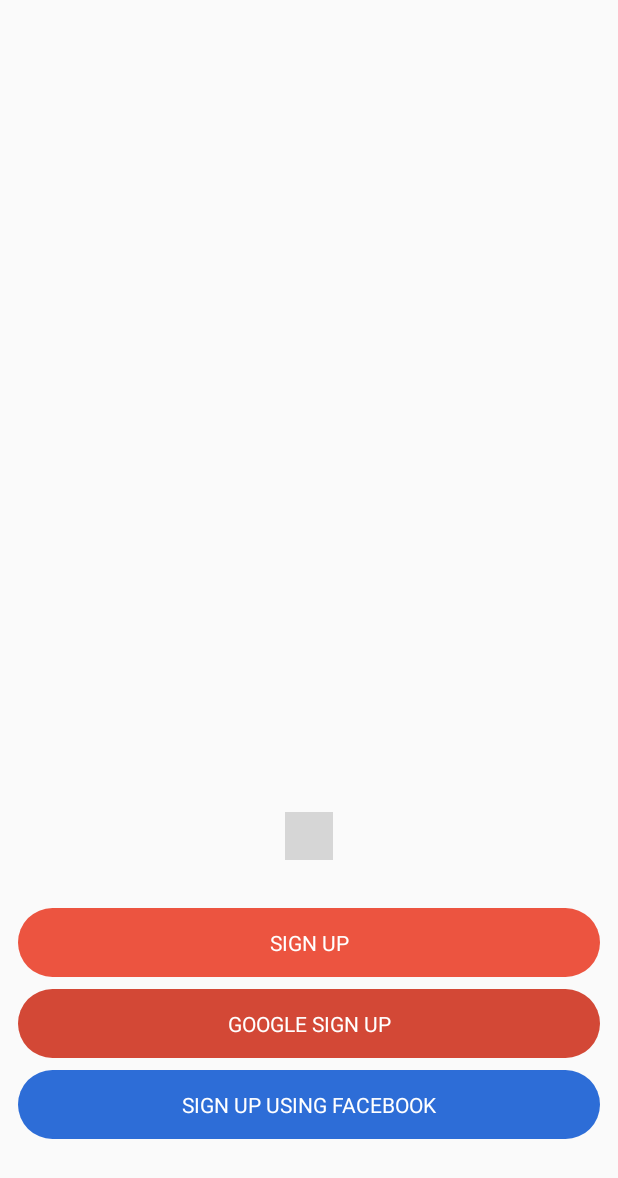
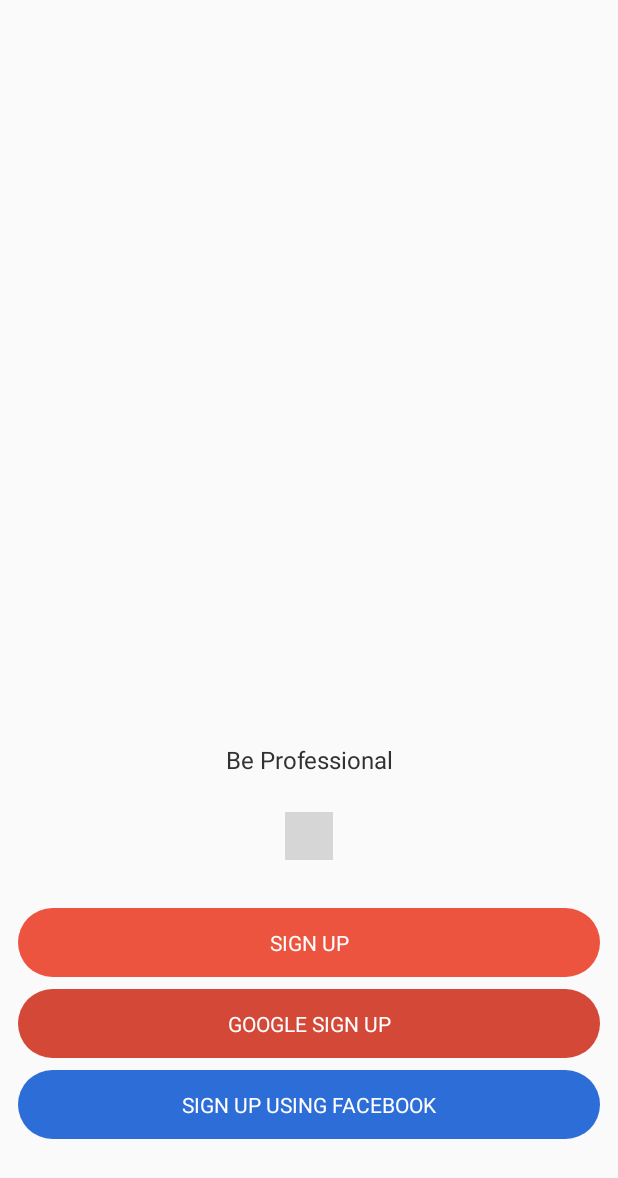
Before and after one commit to indraAsLesmana/ActLikePro, an Android app: the SplashActivity screen opened directly, with no data from a screen before it, on a phone screen of 412 x 824 dp. Shown: the top 1178 px of the screen. Run offline under Robolectric (Android 15) with nearby library versions, the phone set to English and light mode, and no system bars; libraries missing offline, so code that uses them is left out: com.facebook, com.viewpagerindicator; plain views replace IconPageIndicator, LoginButton; pictures from the network do not load; 5 statements that could not run were skipped; grey boxes are pictures that could not be loaded.

Commit message:
add view pager view

```diff
--- a/app/src/main/java/com/tutor93/indraaguslesmana/actlikepro/activity/SplashActivity.java
+++ b/app/src/main/java/com/tutor93/indraaguslesmana/actlikepro/activity/SplashActivity.java
@@ -4,12 +4,16 @@ import android.app.Activity;
 import android.content.Intent;
 import android.os.Bundle;
 import android.support.annotation.Nullable;
+import android.support.v4.view.PagerAdapter;
+import android.support.v4.view.ViewPager;
 import android.support.v7.app.AppCompatActivity;
 import android.view.View;
 
 import com.facebook.FacebookSdk;
 import com.tutor93.indraaguslesmana.actlikepro.R;
+import com.tutor93.indraaguslesmana.actlikepro.adapter.SplashPagerAdapter;
 import com.tutor93.indraaguslesmana.actlikepro.utility.Helpers;
+import com.viewpagerindicator.PageIndicator;
 
 /**
  * Created by indraaguslesmana on 11/22/16.
@@ -30,9 +34,42 @@ public class SplashActivity extends AppCompatActivity{
         FacebookSdk.sdkInitialize(getApplicationContext());
         setContentView(R.layout.activity_splash);
 
+        SplashPagerAdapter pagerAdapter = new SplashPagerAdapter(getSupportFragmentManager());
+
         View root = findViewById(android.R.id.content);
+        ViewPager viewPager = (ViewPager)findViewById(R.id.splash_viewpager);
+        PageIndicator pageIndicator = (PageIndicator)findViewById(R.id.splash_viewpager_indicator);
 
+        if(viewPager != null) {
+            viewPager.setPageTransformer(false, new ViewPager.PageTransformer() {
+                @Override
+                public void transformPage(View page, float position) {
+                    float alpha;
+
+                    if(position <= -1.0f || position >= 1.0f) {
+                        alpha = 0.0f;
+                    }
+                    else if( position == 0.0f ) {
+                        alpha = 1.0f;
+                    }
+                    else {
+                        alpha = 1.0f - Math.abs(position);
+                    }
+
+                    page.setAlpha(alpha);
+                }
+            });
+            viewPager.setAdapter(pagerAdapter);
+            viewPager.setClipToPadding(false);
+            viewPager.setOffscreenPageLimit(pagerAdapter.getCount());
+        }
+
+        if(pageIndicator != null) {
+            pageIndicator.setViewPager(viewPager);
+        }
 
         Helpers.useBackground(root, true);
     }
+
+
 }
--- /dev/null
+++ b/app/src/main/java/com/tutor93/indraaguslesmana/actlikepro/adapter/SplashPagerAdapter.java
@@ -0,0 +1,112 @@
+package com.tutor93.indraaguslesmana.actlikepro.adapter;
+
+import android.os.Bundle;
+import android.support.annotation.Nullable;
+import android.support.v4.app.Fragment;
+import android.support.v4.app.FragmentManager;
+import android.support.v4.app.FragmentPagerAdapter;
+import android.view.LayoutInflater;
+import android.view.View;
+import android.view.ViewGroup;
+import android.widget.ImageView;
+import android.widget.TextView;
+
+import com.bumptech.glide.Glide;
+import com.tutor93.indraaguslesmana.actlikepro.R;
+import com.viewpagerindicator.IconPagerAdapter;
+
+/**
+ * Created by indraaguslesmana on 11/23/16.
+ */
+
+public class SplashPagerAdapter extends FragmentPagerAdapter implements IconPagerAdapter {
+    private final int[] CONTENT = {
+            R.drawable.img_intro1,
+            R.drawable.img_intro2,
+            R.drawable.img_intro3,
+            R.drawable.img_intro4
+    };
+
+    private final int[] CONTENT_STRING = {
+            R.string.be_profesional,
+            R.string.get_ajob,
+            R.string.one_stepahead,
+            R.string.weekend
+    };
+
+    private final int CONTENT_COUNT = CONTENT.length;
+
+    public SplashPagerAdapter(FragmentManager fm) {
+        super(fm);
+    }
+
+    @Override
+    public Fragment getItem(int position) {
+        return PagerFragment.newInstance(CONTENT[position], CONTENT_STRING[position]);
+    }
+
+    @Override
+    public int getIconResId(int index) {
+        return R.drawable.selector_view_pager_indicator;
+    }
+
+    @Override
+    public int getCount() {
+        return CONTENT_COUNT;
+    }
+
+    /**
+     * Helper fragment inner class to create pager page
+     */
+    public static class PagerFragment extends Fragment {
+        private static final String BUNDLE_RES_IMAGE = "PagerFragment:mResImage";
+        private static final String BUNDLE_RES_STRING = "PagerFragment:mResString";
+
+        private int mResImage = 0;
+        private int mResString = 0;
+
+        public static PagerFragment newInstance(int resImage, int resString) {
+            PagerFragment fragment = new PagerFragment();
+            fragment.mResImage = resImage;
+            fragment.mResString = resString;
+            return fragment;
+        }
+
+        @Override
+        public void onCreate(@Nullable Bundle savedInstanceState) {
+            super.onCreate(savedInstanceState);
+            if (savedInstanceState != null) {
+                if (savedInstanceState.containsKey(BUNDLE_RES_IMAGE)) {
+                    mResImage = savedInstanceState.getInt(BUNDLE_RES_IMAGE);
+                }
+                if (savedInstanceState.containsKey(BUNDLE_RES_STRING)) {
+                    mResString = savedInstanceState.getInt(BUNDLE_RES_STRING);
+                }
+            }
+        }
+
+        @Override
+        public void onSaveInstanceState(Bundle outState) {
+            super.onSaveInstanceState(outState);
+            outState.putInt(BUNDLE_RES_IMAGE, mResImage);
+            outState.putInt(BUNDLE_RES_STRING, mResString);
+        }
+
+        @Override
+        public View onCreateView(LayoutInflater inflater, ViewGroup container, Bundle savedInstanceState) {
+            View view = inflater.inflate(R.layout.splash_viewpager_page, null);
+            ImageView image = (ImageView) view.findViewById(R.id.splash_viewpager_page_image);
+            TextView text = (TextView) view.findViewById(R.id.splash_viewpager_page_text);
+
+            if (mResImage > 0){
+                Glide.with(this).load(mResImage).crossFade().fitCenter().into(image);
+            }
+            if (mResString > 0){
+                text.setText(mResString);
+            }
+            return view;
+        }
+    }
+
+
+}
--- /dev/null
+++ b/app/src/main/res/drawable/selector_view_pager_indicator.xml
@@ -0,0 +1,6 @@
+<?xml version="1.0" encoding="utf-8"?>
+
+<selector xmlns:android="http://schemas.android.com/apk/res/android">
+    <item android:state_selected="true" android:drawable="@drawable/shape_splash_view_pager_indicator_active" />
+    <item android:drawable="@drawable/shape_splash_view_pager_indicator_inactive" />
+</selector>
--- /dev/null
+++ b/app/src/main/res/drawable/selector_view_pager_indicator_white.xml
@@ -0,0 +1,6 @@
+<?xml version="1.0" encoding="utf-8"?>
+
+<selector xmlns:android="http://schemas.android.com/apk/res/android">
+    <item android:state_selected="true" android:drawable="@drawable/shape_white_view_pager_indicator_active" />
+    <item android:drawable="@drawable/shape_white_view_pager_indicator_inactive" />
+</selector>
--- /dev/null
+++ b/app/src/main/res/drawable/shape_splash_view_pager_indicator_active.xml
@@ -0,0 +1,7 @@
+<?xml version="1.0" encoding="utf-8"?>
+<shape xmlns:android="http://schemas.android.com/apk/res/android" android:shape="oval">
+    <solid android:color="@color/color_secondary"/>
+
+    <size android:width="@dimen/splash_viewpager_indicator_size"
+          android:height="@dimen/splash_viewpager_indicator_size"/>
+</shape>
--- /dev/null
+++ b/app/src/main/res/drawable/shape_splash_view_pager_indicator_inactive.xml
@@ -0,0 +1,7 @@
+<?xml version="1.0" encoding="utf-8"?>
+<shape xmlns:android="http://schemas.android.com/apk/res/android" android:shape="oval">
+    <stroke android:width="1dp" android:color="@color/color_secondary" />
+
+    <size android:width="@dimen/splash_viewpager_indicator_size"
+          android:height="@dimen/splash_viewpager_indicator_size"/>
+</shape>
--- /dev/null
+++ b/app/src/main/res/drawable/shape_white_view_pager_indicator_active.xml
@@ -0,0 +1,7 @@
+<?xml version="1.0" encoding="utf-8"?>
+<shape xmlns:android="http://schemas.android.com/apk/res/android" android:shape="oval">
+    <solid android:color="@color/default_background"/>
+
+    <size android:width="@dimen/splash_viewpager_indicator_size"
+          android:height="@dimen/splash_viewpager_indicator_size"/>
+</shape>
--- /dev/null
+++ b/app/src/main/res/drawable/shape_white_view_pager_indicator_inactive.xml
@@ -0,0 +1,7 @@
+<?xml version="1.0" encoding="utf-8"?>
+<shape xmlns:android="http://schemas.android.com/apk/res/android" android:shape="oval">
+    <stroke android:width="1dp" android:color="@color/default_background" />
+
+    <size android:width="@dimen/splash_viewpager_indicator_size"
+          android:height="@dimen/splash_viewpager_indicator_size"/>
+</shape>
--- a/app/src/main/res/layout/activity_splash.xml
+++ b/app/src/main/res/layout/activity_splash.xml
@@ -3,7 +3,7 @@
     android:layout_width="match_parent"
     android:layout_height="match_parent">
 
-    <include layout="@layout/inc_background"/>
+    <include layout="@layout/inc_background" />
 
     <RelativeLayout
         android:layout_width="match_parent"
@@ -13,18 +13,18 @@
             android:id="@+id/splash_viewpager"
             android:layout_width="match_parent"
             android:layout_height="match_parent"
-            android:layout_alignParentTop="true"
+            android:layout_above="@+id/splash_viewpager_indicator"
             android:layout_alignParentStart="true"
-             />
+            android:layout_alignParentTop="true" />
 
         <com.viewpagerindicator.IconPageIndicator
             android:id="@+id/splash_viewpager_indicator"
             android:layout_width="wrap_content"
             android:layout_height="wrap_content"
-            android:layout_marginTop="@dimen/splash_viewpager_to_indicator"
+            android:layout_above="@+id/splash_footer"
+            android:layout_centerHorizontal="true"
             android:layout_marginBottom="@dimen/splash_indicator_to_footer"
-            android:layout_centerHorizontal="true"
-            android:layout_above="@+id/splash_footer"/>
+            android:layout_marginTop="@dimen/splash_viewpager_to_indicator" />
 
 
         <LinearLayout
@@ -51,6 +51,7 @@
                 android:textSize="@dimen/splash_main_button_text_size" />
 
             <com.tutor93.indraaguslesmana.actlikepro.views.BTextView
+                android:id="@+id/signup_google"
                 android:layout_width="match_parent"
                 android:layout_height="wrap_content"
                 android:layout_marginBottom="8dp"
@@ -60,9 +61,7 @@
                 android:text="@string/google_sign_up"
                 android:textAllCaps="true"
                 android:textColor="@color/splash_text_color"
-                android:textSize="@dimen/splash_main_button_text_size"
-                android:id="@+id/signup_google"
-                />
+                android:textSize="@dimen/splash_main_button_text_size" />
 
             <FrameLayout
                 android:layout_width="match_parent"
--- /dev/null
+++ b/app/src/main/res/layout/splash_viewpager_page.xml
@@ -0,0 +1,29 @@
+<?xml version="1.0" encoding="utf-8"?>
+<RelativeLayout
+    xmlns:android="http://schemas.android.com/apk/res/android"
+    android:layout_width="match_parent"
+    android:layout_height="match_parent"
+    android:orientation="horizontal" >
+
+    <ImageView
+        android:id="@+id/splash_viewpager_page_image"
+        android:layout_width="match_parent"
+        android:layout_height="match_parent"
+        android:layout_alignParentTop="true"
+        android:layout_above="@+id/splash_viewpager_page_text"
+        android:scaleType="fitCenter"/>
+
+    <com.tutor93.indraaguslesmana.actlikepro.views.BTextView
+        android:id="@+id/splash_viewpager_page_text"
+        android:layout_width="match_parent"
+        android:layout_height="wrap_content"
+        android:layout_alignParentBottom="true"
+        android:layout_marginTop="@dimen/splash_viewpager_text_to_pic"
+        android:gravity="center"
+        android:textSize="@dimen/splash_viewpager_text_size"
+        android:text="@string/splash_viewpager_item_1"
+        android:textColor="@color/splash_viewpager_text_color"
+        android:paddingLeft="@dimen/splash_viewpager_text_padding"
+        android:paddingRight="@dimen/splash_viewpager_text_padding"/>
+
+</RelativeLayout>
--- a/app/src/main/res/values/colors.xml
+++ b/app/src/main/res/values/colors.xml
@@ -10,4 +10,7 @@
     <color name="splash_text_color">#ffffff</color>
     <color name="splash_facebook_button_pressed">#2d30d7</color>
     <color name="splash_facebook_button_normal">#2d6dd7</color>
+    <color name="color_secondary">#ec5440</color>
+    <color name="default_background">#ffffff</color>
+    <color name="splash_viewpager_text_color">#313131</color>
 </resources>
--- a/app/src/main/res/values/dimens.xml
+++ b/app/src/main/res/values/dimens.xml
@@ -12,4 +12,8 @@
     <dimen name="splash_footer_padding_bottom">17dp</dimen>
     <dimen name="splash_viewpager_to_indicator">24dp</dimen>
     <dimen name="splash_indicator_to_footer">32dp</dimen>
+    <dimen name="splash_viewpager_indicator_size">7dp</dimen>
+    <dimen name="splash_viewpager_text_to_pic">10dp</dimen>
+    <dimen name="splash_viewpager_text_size">16sp</dimen>
+    <dimen name="splash_viewpager_text_padding">57dp</dimen>
 </resources>
--- a/app/src/main/res/values/strings.xml
+++ b/app/src/main/res/values/strings.xml
@@ -8,4 +8,9 @@
     <string name="sign_up">Sign Up</string>
     <string name="splash_sign_up_facebook_button">Sign up using facebook</string>
     <string name="google_sign_up">Google Sign up</string>
+    <string name="splash_viewpager_item_1">Take next step with action</string>
+    <string name="be_profesional">Be Professional</string>
+    <string name="get_ajob">Get ajob</string>
+    <string name="one_stepahead">On step a head</string>
+    <string name="weekend">Weekend</string>
 </resources>
```
Also changed, not shown: app/src/main/res/drawable/img_intro1.png (added), app/src/main/res/drawable/img_intro2.png (added), app/src/main/res/drawable/img_intro3.png (added), app/src/main/res/drawable/img_intro4.png (added).
